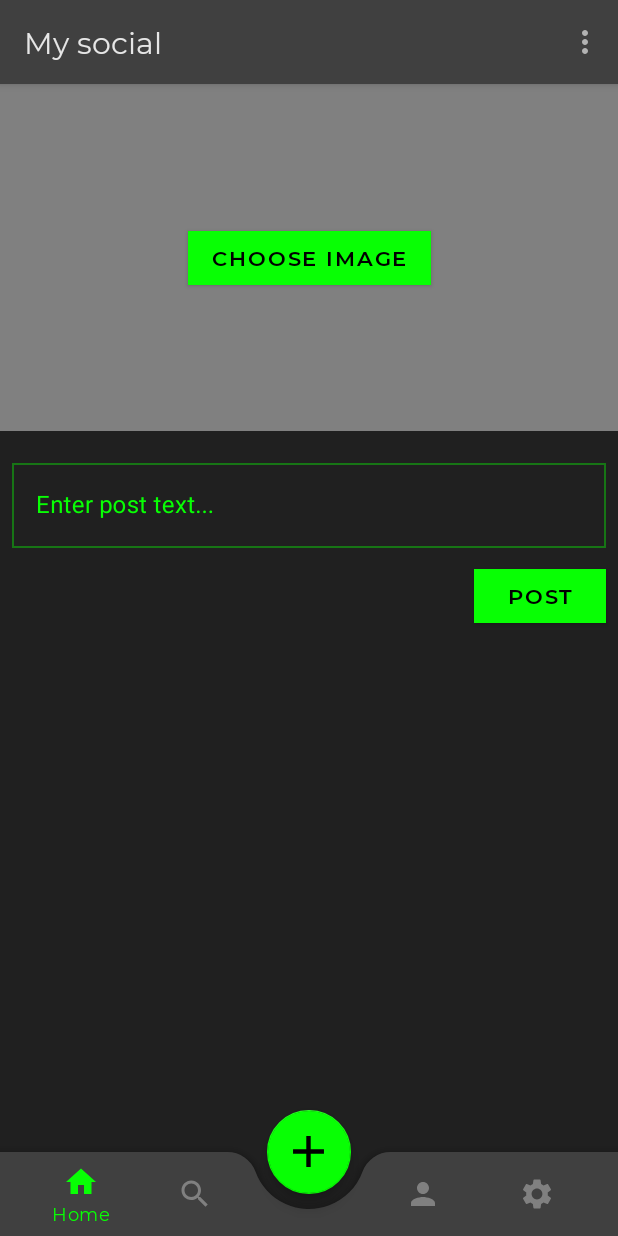
After one commit to VadHara2/MySocial, an Android app: the fragment CreatePostFragment placed in its activity, on a phone screen of 412 x 824 dp. The commit adds this screen. Run offline under Robolectric (Android 15) with nearby library versions, the phone set to English and light mode, and no system bars; our stand-ins replace Dagger/Hilt's generated code, Firebase (no records; nobody signed in at launch, a user with empty details on screens opened directly), data binding.

Commit message:
setup bottomNavigationView & user logout

```diff
--- a/app/src/main/java/com/vadhara7/mysocialnetwork/ui/main/MainActivity.kt
+++ b/app/src/main/java/com/vadhara7/mysocialnetwork/ui/main/MainActivity.kt
@@ -1,9 +1,104 @@
 package com.vadhara7.mysocialnetwork.ui.main
 
+import android.content.Intent
+import android.os.Bundle
+import android.view.Menu
+import android.view.MenuItem
 import androidx.appcompat.app.AppCompatActivity
+import androidx.databinding.DataBindingUtil
+import androidx.fragment.app.Fragment
+import com.google.firebase.auth.FirebaseAuth
+import com.vadhara7.mysocialnetwork.R
+import com.vadhara7.mysocialnetwork.databinding.ActivityMainBinding
+import com.vadhara7.mysocialnetwork.ui.auth.AuthActivity
+import com.vadhara7.mysocialnetwork.ui.main.fragments.*
 import dagger.hilt.android.AndroidEntryPoint
 
+
 @AndroidEntryPoint
-class MainActivity: AppCompatActivity() {
+class MainActivity : AppCompatActivity() {
+    private lateinit var binding: ActivityMainBinding
 
+    override fun onCreate(savedInstanceState: Bundle?) {
+        super.onCreate(savedInstanceState)
+        setContentView(R.layout.activity_main)
+
+        binding = DataBindingUtil.setContentView(this, R.layout.activity_main)
+
+        setUpBottomNavigationView()
+
+    }
+
+    override fun onOptionsItemSelected(item: MenuItem): Boolean {
+        when (item.itemId) {
+            R.id.miLogout -> {
+                FirebaseAuth.getInstance().signOut()
+                Intent(this, AuthActivity::class.java).also {
+                    startActivity(it)
+                }
+                finish()
+            }
+        }
+        return super.onOptionsItemSelected(item)
+    }
+
+    override fun onCreateOptionsMenu(menu: Menu?): Boolean {
+        menuInflater.inflate(R.menu.main_menu, menu)
+        return super.onCreateOptionsMenu(menu)
+    }
+
+    private fun makeCurrentFragment(fragment: Fragment) =
+        this.supportFragmentManager.beginTransaction().apply {
+            replace(R.id.fl_wrapper, fragment)
+            commit()
+        }
+
+    private fun setUpBottomNavigationView() {
+        val homeFragment = HomeFragment()
+        val searchFragment = SearchFragment()
+        val createPostFragment = CreatePostFragment()
+        val profileFragment = ProfileFragment()
+        val settingsFragment = SettingsFragment()
+
+        makeCurrentFragment(homeFragment)
+
+        binding.apply {
+
+            bottomNavigationView.apply {
+                background = null
+                menu.getItem(2).isEnabled = false
+
+                setOnItemSelectedListener {
+                    when (it.itemId) {
+
+                        R.id.homeFragment -> {
+                            makeCurrentFragment(homeFragment)
+                            true
+                        }
+
+                        R.id.searchFragment -> {
+                            makeCurrentFragment(searchFragment)
+                            true
+                        }
+
+                        R.id.profileFragment -> {
+                            makeCurrentFragment(profileFragment)
+                            true
+                        }
+
+                        R.id.settingsFragment -> {
+                            makeCurrentFragment(settingsFragment)
+                            true
+                        }
+
+                        else -> false
+                    }
+                }
+            }
+
+            fabNewPost.setOnClickListener {
+                makeCurrentFragment(createPostFragment)
+            }
+        }
+    }
 }
--- /dev/null
+++ b/app/src/main/java/com/vadhara7/mysocialnetwork/ui/main/fragments/CreatePostFragment.kt
@@ -0,0 +1,7 @@
+package com.vadhara7.mysocialnetwork.ui.main.fragments
+
+import androidx.fragment.app.Fragment
+import com.vadhara7.mysocialnetwork.R
+
+class CreatePostFragment : Fragment(R.layout.fragment_create_post) {
+}
--- /dev/null
+++ b/app/src/main/java/com/vadhara7/mysocialnetwork/ui/main/fragments/HomeFragment.kt
@@ -0,0 +1,7 @@
+package com.vadhara7.mysocialnetwork.ui.main.fragments
+
+import androidx.fragment.app.Fragment
+import com.vadhara7.mysocialnetwork.R
+
+class HomeFragment : Fragment(R.layout.fragment_home) {
+}
--- /dev/null
+++ b/app/src/main/java/com/vadhara7/mysocialnetwork/ui/main/fragments/ProfileFragment.kt
@@ -0,0 +1,7 @@
+package com.vadhara7.mysocialnetwork.ui.main.fragments
+
+import androidx.fragment.app.Fragment
+import com.vadhara7.mysocialnetwork.R
+
+class ProfileFragment : Fragment(R.layout.fragment_profile) {
+}
--- /dev/null
+++ b/app/src/main/java/com/vadhara7/mysocialnetwork/ui/main/fragments/SearchFragment.kt
@@ -0,0 +1,7 @@
+package com.vadhara7.mysocialnetwork.ui.main.fragments
+
+import androidx.fragment.app.Fragment
+import com.vadhara7.mysocialnetwork.R
+
+class SearchFragment : Fragment(R.layout.fragment_search) {
+}
--- /dev/null
+++ b/app/src/main/java/com/vadhara7/mysocialnetwork/ui/main/fragments/SettingsFragment.kt
@@ -0,0 +1,7 @@
+package com.vadhara7.mysocialnetwork.ui.main.fragments
+
+import androidx.fragment.app.Fragment
+import com.vadhara7.mysocialnetwork.R
+
+class SettingsFragment : Fragment(R.layout.fragment_settings) {
+}
--- a/app/src/main/res/layout/activity_main.xml
+++ b/app/src/main/res/layout/activity_main.xml
@@ -1,30 +1,45 @@
 <?xml version="1.0" encoding="utf-8"?>
-<androidx.coordinatorlayout.widget.CoordinatorLayout
-    xmlns:android="http://schemas.android.com/apk/res/android"
+<layout>
+
+    <androidx.coordinatorlayout.widget.CoordinatorLayout xmlns:android="http://schemas.android.com/apk/res/android"
         xmlns:app="http://schemas.android.com/apk/res-auto"
         xmlns:tools="http://schemas.android.com/tools"
         android:layout_width="match_parent"
         android:layout_height="match_parent"
-    android:id="@+id/rootLayout">
+        android:id="@+id/rootLayout"
+        tools:context=".ui.main.MainActivity">
+
 
         <FrameLayout
-        android:id="@+id/flFragmentContainer"
+            android:id="@+id/fl_wrapper"
             android:layout_width="match_parent"
             android:layout_height="match_parent"
             android:paddingBottom="56dp"
             app:layout_constraintEnd_toEndOf="parent"
             app:layout_constraintHorizontal_bias="0.5"
             app:layout_constraintStart_toStartOf="parent"
-        app:layout_constraintTop_toTopOf="parent">
+            app:layout_constraintTop_toTopOf="parent" />
 
-        <androidx.fragment.app.FragmentContainerView
-            android:id="@+id/navHostFragment"
-            android:layout_width="match_parent"
-            android:layout_height="match_parent"
-            android:name="androidx.navigation.fragment.NavHostFragment"
-            app:defaultNavHost="true" />
 
-    </FrameLayout>
+<!--            <FrameLayout-->
+<!--                android:id="@+id/flFragmentContainer"-->
+<!--                android:layout_width="match_parent"-->
+<!--                android:layout_height="match_parent"-->
+<!--                android:paddingBottom="56dp"-->
+<!--                app:layout_constraintEnd_toEndOf="parent"-->
+<!--                app:layout_constraintHorizontal_bias="0.5"-->
+<!--                app:layout_constraintStart_toStartOf="parent"-->
+<!--                app:layout_constraintTop_toTopOf="parent">-->
+
+<!--                <androidx.fragment.app.FragmentContainerView-->
+<!--                    android:id="@+id/navHostFragment"-->
+<!--                    android:layout_width="match_parent"-->
+<!--                    android:layout_height="match_parent"-->
+<!--                    android:name="androidx.navigation.fragment.NavHostFragment"-->
+<!--                    app:defaultNavHost="true"-->
+<!--                    app:navGraph="@navigation/main_nav_graph"/>-->
+
+<!--            </FrameLayout>-->
 
         <com.google.android.material.bottomappbar.BottomAppBar
             android:id="@+id/bottomAppBar"
@@ -41,8 +56,9 @@
                 android:layout_width="match_parent"
                 android:layout_height="match_parent"
                 android:layout_marginEnd="16dp"
+                app:menu="@menu/bottom_nav_menu"
                 app:itemIconTint="@drawable/bottom_nav_selector"
-            android:background="#00000000"/>
+                android:background="#00000000" />
 
         </com.google.android.material.bottomappbar.BottomAppBar>
 
@@ -55,3 +71,5 @@
             app:maxImageSize="35dp" />
 
     </androidx.coordinatorlayout.widget.CoordinatorLayout>
+
+</layout>
--- /dev/null
+++ b/app/src/main/res/menu/bottom_nav_menu.xml
@@ -0,0 +1,23 @@
+<?xml version="1.0" encoding="utf-8"?>
+<menu xmlns:android="http://schemas.android.com/apk/res/android">
+
+    <item android:id="@id/homeFragment"
+        android:title="@string/home"
+        android:icon="@drawable/ic_home" />
+
+    <item android:id="@id/searchFragment"
+        android:title="@string/search"
+        android:icon="@drawable/ic_search" />
+
+    <item android:id="@+id/placeholder"
+        android:title="" />
+
+    <item android:id="@id/profileFragment"
+        android:title="@string/your_profile"
+        android:icon="@drawable/ic_person" />
+
+    <item android:id="@id/settingsFragment"
+        android:title="@string/settings"
+        android:icon="@drawable/ic_settings" />
+
+</menu>
--- /dev/null
+++ b/app/src/main/res/menu/main_menu.xml
@@ -0,0 +1,9 @@
+<?xml version="1.0" encoding="utf-8"?>
+<menu xmlns:android="http://schemas.android.com/apk/res/android"
+    xmlns:app="http://schemas.android.com/apk/res-auto">
+
+    <item android:id="@+id/miLogout"
+        android:title="@string/logout"
+        app:showAsAction="never" />
+
+</menu>
--- /dev/null
+++ b/app/src/main/res/navigation/main_nav_graph.xml
@@ -0,0 +1,29 @@
+<?xml version="1.0" encoding="utf-8"?>
+<navigation xmlns:android="http://schemas.android.com/apk/res/android"
+    xmlns:app="http://schemas.android.com/apk/res-auto" android:id="@+id/main_nav_graph"
+    app:startDestination="@id/homeFragment">
+
+    <fragment
+        android:id="@+id/homeFragment"
+        android:name="com.vadhara7.mysocialnetwork.ui.main.fragments.HomeFragment"
+        android:label="HomeFragment" />
+    <fragment
+        android:id="@+id/searchFragment"
+        android:name="com.vadhara7.mysocialnetwork.ui.main.fragments.SearchFragment"
+        android:label="SearchFragment" />
+    <fragment
+        android:id="@+id/createPostFragment"
+        android:name="com.vadhara7.mysocialnetwork.ui.main.fragments.CreatePostFragment"
+        android:label="CreatePostFragment" />
+    <fragment
+        android:id="@+id/profileFragment"
+        android:name="com.vadhara7.mysocialnetwork.ui.main.fragments.ProfileFragment"
+        android:label="ProfileFragment" />
+    <fragment
+        android:id="@+id/settingsFragment"
+        android:name="com.vadhara7.mysocialnetwork.ui.main.fragments.SettingsFragment"
+        android:label="SettingsFragment" />
+
+    <action android:id="@+id/globalActionToCreatePostFragment"
+        app:destination="@id/createPostFragment" />
+</navigation>
--- a/app/src/main/res/values/strings.xml
+++ b/app/src/main/res/values/strings.xml
@@ -1,5 +1,5 @@
 <resources>
-    <string name="app_name">Philbook</string>
+    <string name="app_name">My social</string>
     <string name="your_profile">Your Profile</string>
     <string name="home">Home</string>
     <string name="search">Search</string>
```
Also changed, not shown: app/src/main/java/com/vadhara7/mysocialnetwork/ui/auth/AuthActivity.kt (+10 -0 lines), app/src/main/res/navigation/auth_nav_graph.xml (+2 -8 lines). Lines whose indentation alone changed are shown as unchanged.
